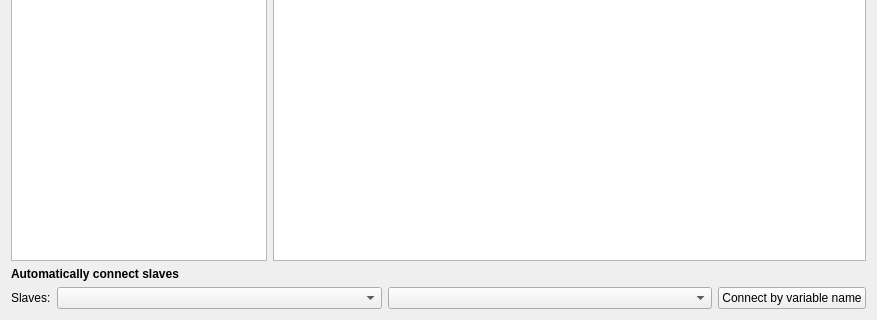
This is MasterSimulatorUI/src/MSIMViewConnections.ui in ghorwin/MasterSim as Qt 5 draws it before an edit; both pictures show x 0 to 877 and y 197 to 517 of the 877 by 517 pixel window. The edited form follows.
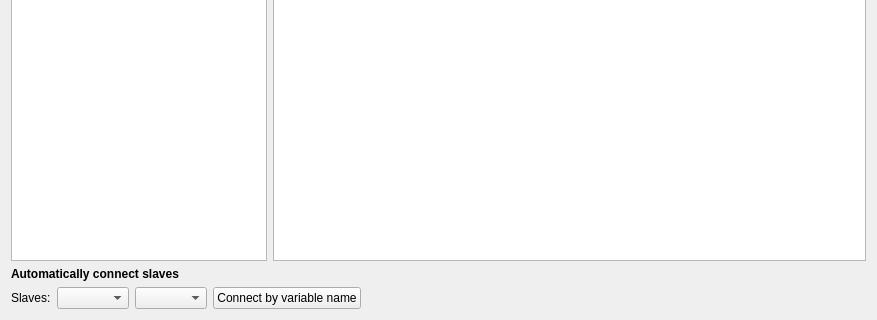
This is the edited form.

Commit message: Connections view complete (no editing yet).

Patch:
```diff
--- a/MasterSimulatorUI/src/MSIMViewConnections.ui
+++ b/MasterSimulatorUI/src/MSIMViewConnections.ui
@@ -65,7 +65,7 @@
     </widget>
    </item>
    <item>
-    <layout class="QHBoxLayout" name="horizontalLayout" stretch="0,1,1,0">
+    <layout class="QHBoxLayout" name="horizontalLayout">
      <item>
       <widget class="QLabel" name="label">
        <property name="text">
@@ -74,10 +74,18 @@
       </widget>
      </item>
      <item>
-      <widget class="QComboBox" name="comboBoxSlave1"/>
+      <widget class="QComboBox" name="comboBoxSlave1">
+       <property name="sizeAdjustPolicy">
+        <enum>QComboBox::AdjustToContents</enum>
+       </property>
+      </widget>
      </item>
      <item>
-      <widget class="QComboBox" name="comboBoxSlave2"/>
+      <widget class="QComboBox" name="comboBoxSlave2">
+       <property name="sizeAdjustPolicy">
+        <enum>QComboBox::AdjustToContents</enum>
+       </property>
+      </widget>
      </item>
      <item>
       <widget class="QPushButton" name="pushButton">
@@ -86,6 +94,19 @@
        </property>
       </widget>
      </item>
+     <item>
+      <spacer name="horizontalSpacer">
+       <property name="orientation">
+        <enum>Qt::Horizontal</enum>
+       </property>
+       <property name="sizeHint" stdset="0">
+        <size>
+         <width>40</width>
+         <height>20</height>
+        </size>
+       </property>
+      </spacer>
+     </item>
     </layout>
    </item>
   </layout>
```
Left out of the diff: 3 changed lines with no effect on the pictures. The commit also changes 1 other file.
